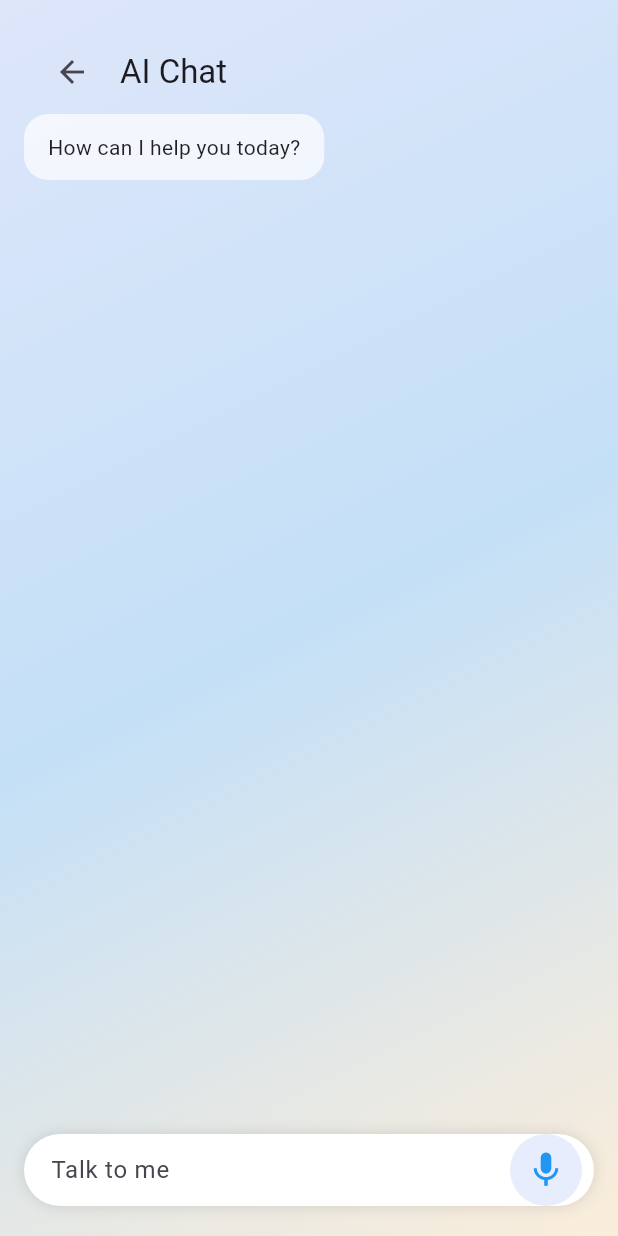
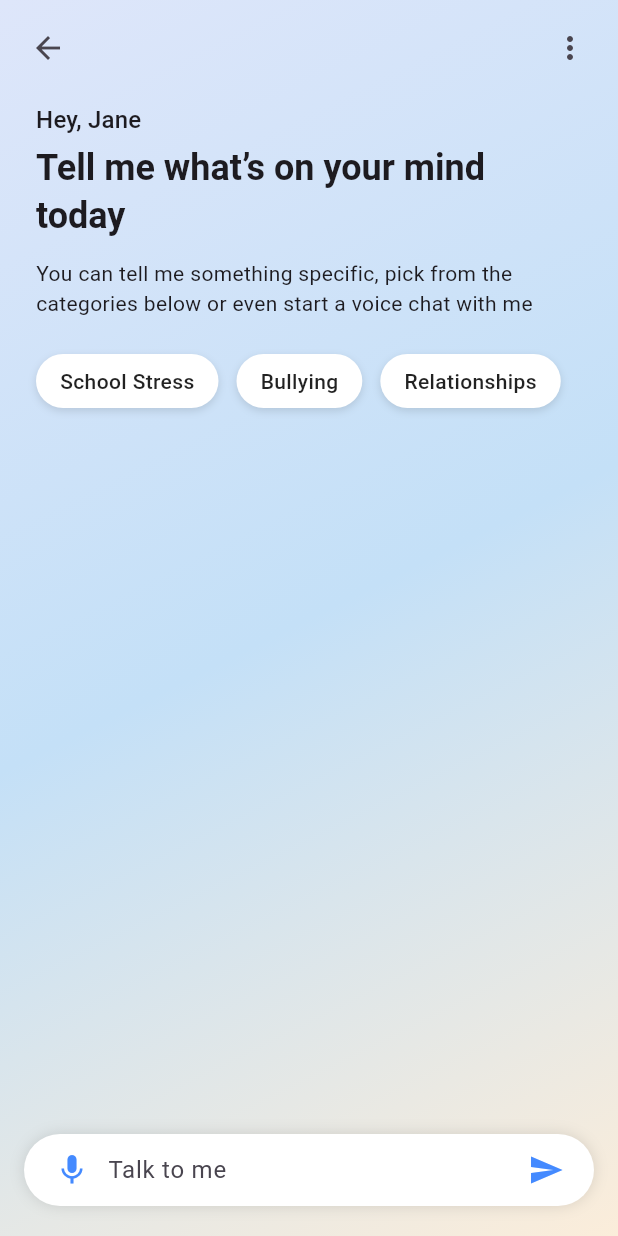
Before and after one commit to Korrachintu/slate_eraksha, a Flutter app: the AIChatScreen screen opened by its route, on a phone screen of 412 x 824 dp. Run offline on Flutter 3.47's test engine with Material 3 defaults, Android fonts, the phone set to English and light mode, and no system bars; our stand-ins replace camera, permission_handler; Roboto replaces fonts that are missing (Nunito).

Commit message:
er screen added

```diff
--- a/lib/features/chat/screens/ai_chat_screen.dart
+++ b/lib/features/chat/screens/ai_chat_screen.dart
@@ -3,8 +3,7 @@ import '../../../core/widgets/gradient_background.dart';
 
 class ChatMessage {
   final String text;
-  final bool isUser; // true=user, false=ai
-
+  final bool isUser;
   ChatMessage({required this.text, required this.isUser});
 }
 
@@ -15,14 +14,30 @@ class AIChatScreen extends StatefulWidget {
   State<AIChatScreen> createState() => _AIChatScreenState();
 }
 
-class _AIChatScreenState extends State<AIChatScreen> {
+class _AIChatScreenState extends State<AIChatScreen>
+    with SingleTickerProviderStateMixin {
   bool isFetchingAudio = false;
   bool isLoadingAI = false;
   final TextEditingController _controller = TextEditingController();
+  final List<ChatMessage> _messages = [];
 
-  final List<ChatMessage> _messages = [
-    ChatMessage(text: "How can I help you today?", isUser: false),
-  ];
+  late AnimationController _pulseController;
+
+  @override
+  void initState() {
+    super.initState();
+    _pulseController = AnimationController(
+      vsync: this,
+      duration: const Duration(seconds: 1),
+    )..repeat(reverse: true);
+  }
+
+  @override
+  void dispose() {
+    _pulseController.dispose();
+    _controller.dispose();
+    super.dispose();
+  }
 
   void sendUserMessage(String text) async {
     if (text.trim().isEmpty) return;
@@ -32,9 +47,9 @@ class _AIChatScreenState extends State<AIChatScreen> {
       _controller.clear();
     });
 
-    // ---- ready for backend: replace this delay with your network/backend call ----
+    //  Connect to your backend here for AI response
     await Future.delayed(const Duration(seconds: 1));
-    final aiReplyText = "AI response to: $text"; // Replace with real backend response
+    final aiReplyText = "AI response to: $text";
 
     setState(() {
       _messages.add(ChatMessage(text: aiReplyText, isUser: false));
@@ -44,12 +59,13 @@ class _AIChatScreenState extends State<AIChatScreen> {
 
   void onMicPressed() async {
     setState(() => isFetchingAudio = true);
-    // ---- Integrate your audio-to-text backend/service here ----
-    await Future.delayed(const Duration(seconds: 2));
+
+    // Connect to backend for speech-to-text streaming here
+    await Future.delayed(const Duration(seconds: 3));
+
     if (!mounted) return;
     setState(() => isFetchingAudio = false);
 
-    // Example: after "listening", we simulate received voice input:
     const simulatedVoiceMessage = "This is my problem via voice";
     sendUserMessage(simulatedVoiceMessage);
   }
@@ -61,31 +77,72 @@ class _AIChatScreenState extends State<AIChatScreen> {
       body: GradientBackground(
         child: SafeArea(
           child: Column(
+            crossAxisAlignment: CrossAxisAlignment.start,
             children: [
-              // Header
+              // Top bar
               Padding(
-                padding: const EdgeInsets.fromLTRB(24, 24, 24, 0),
+                padding: const EdgeInsets.fromLTRB(8, 8, 8, 0),
                 child: Row(
                   children: [
                     IconButton(
                       icon: const Icon(Icons.arrow_back),
                       onPressed: () => Navigator.of(context).pop(),
                     ),
-                    const SizedBox(width: 8),
-                    Text(
-                      "AI Chat",
-                      style: Theme.of(context).textTheme.titleLarge,
+                    const Spacer(),
+                    IconButton(
+                      icon: const Icon(Icons.more_vert),
+                      onPressed: () {},
                     ),
                   ],
                 ),
               ),
-              // Chat Messages List
+
+              // Greeting section
+              Padding(
+                padding: const EdgeInsets.fromLTRB(24, 12, 24, 0),
+                child: Column(
+                  crossAxisAlignment: CrossAxisAlignment.start,
+                  children: [
+                    Text("Hey, Jane",
+                        style: Theme.of(context)
+                            .textTheme
+                            .titleMedium
+                            ?.copyWith(fontWeight: FontWeight.w500)),
+                    const SizedBox(height: 4),
+                    Text("Tell me what’s on your mind today",
+                        style: Theme.of(context)
+                            .textTheme
+                            .headlineSmall
+                            ?.copyWith(fontWeight: FontWeight.bold)),
+                    const SizedBox(height: 12),
+                    Text(
+                      "You can tell me something specific, pick from the categories below or even start a voice chat with me",
+                      style: Theme.of(context)
+                          .textTheme
+                          .bodyMedium
+                          ?.copyWith(height: 1.4),
+                    ),
+                    const SizedBox(height: 24),
+                    Wrap(
+                      spacing: 12,
+                      runSpacing: 8,
+                      children: [
+                        _buildCategoryChip("School Stress"),
+                        _buildCategoryChip("Bullying"),
+                        _buildCategoryChip("Relationships"),
+                      ],
+                    ),
+                  ],
+                ),
+              ),
+
+              const SizedBox(height: 20),
+
+              // Chat messages
               Expanded(
-                child: Padding(
-                  padding: const EdgeInsets.symmetric(horizontal: 16), // chat bubble margins
                 child: ListView.builder(
+                  padding: const EdgeInsets.symmetric(horizontal: 16),
                   itemCount: _messages.length,
-                    reverse: false,
                   itemBuilder: (context, idx) {
                     final msg = _messages[idx];
                     return Align(
@@ -94,50 +151,78 @@ class _AIChatScreenState extends State<AIChatScreen> {
                           : Alignment.centerLeft,
                       child: Container(
                         margin: const EdgeInsets.symmetric(vertical: 4),
-                          padding: const EdgeInsets.symmetric(horizontal: 16, vertical: 12),
+                        padding: const EdgeInsets.symmetric(
+                            horizontal: 16, vertical: 12),
                         decoration: BoxDecoration(
                           color: msg.isUser
-                                ? Colors.blueAccent.withAlpha((0.1*255).round())
-                                : Colors.white.withAlpha((0.7*255).round()),
+                              ? Colors.blueAccent.withValues(alpha: 0.1)
+                              : Colors.white.withValues(alpha: 0.8),
                           borderRadius: BorderRadius.circular(16),
                         ),
-                          child: Text(msg.text,
+                        child: Text(
+                          msg.text,
                           style: TextStyle(
-                                color: msg.isUser ? Colors.blue[900] : Colors.black87,
-                              )),
+                            color: msg.isUser
+                                ? Colors.blue[900]
+                                : Colors.black87,
+                          ),
+                        ),
                       ),
                     );
                   },
                 ),
               ),
-              ),
+
               if (isLoadingAI)
                 const Padding(
                   padding: EdgeInsets.symmetric(vertical: 12),
                   child: CircularProgressIndicator(),
                 ),
+
+              // Mic pulse animation UI
               if (isFetchingAudio)
-                const Padding(
-                  padding: EdgeInsets.symmetric(vertical: 12),
+                Padding(
+                  padding: const EdgeInsets.symmetric(vertical: 24),
+                  child: Center(
                     child: Column(
                       children: [
-                      CircularProgressIndicator(),
-                      SizedBox(height: 8),
-                      Text("Listening..."),
+                        AnimatedBuilder(
+                          animation: _pulseController,
+                          builder: (context, child) {
+                            return Transform.scale(
+                              scale: 1 + (_pulseController.value * 0.2),
+                              child: Container(
+                                width: 80,
+                                height: 80,
+                                decoration: BoxDecoration(
+                                  shape: BoxShape.circle,
+                                  color: Colors.blueAccent.withValues(alpha: 0.3),
+                                ),
+                                child: const Icon(Icons.mic,
+                                    size: 40, color: Colors.blueAccent),
+                              ),
+                            );
+                          },
+                        ),
+                        const SizedBox(height: 12),
+                        const Text(
+                          "Listening...",
+                          style: TextStyle(
+                              fontSize: 16, fontWeight: FontWeight.w500),
+                        ),
                       ],
                     ),
                   ),
-              // Input
+                ),
+
+              // Chat input bar
               if (!isFetchingAudio)
                 SafeArea(
                   child: Padding(
-                    padding: const EdgeInsets.symmetric(horizontal: 16, vertical: 20),
-                    child: Row(
-                      children: [
-                        // The pill-shaped input bar
-                        Expanded(
+                    padding:
+                        const EdgeInsets.symmetric(horizontal: 16, vertical: 20),
                     child: Container(
-                            padding: const EdgeInsets.only(left: 18, right: 8),
+                      padding: const EdgeInsets.symmetric(horizontal: 8),
                       decoration: BoxDecoration(
                         color: Colors.white,
                         borderRadius: BorderRadius.circular(32),
@@ -150,6 +235,11 @@ class _AIChatScreenState extends State<AIChatScreen> {
                       ),
                       child: Row(
                         children: [
+                          IconButton(
+                            icon: const Icon(Icons.mic,
+                                color: Colors.blueAccent),
+                            onPressed: onMicPressed,
+                          ),
                           Expanded(
                             child: TextField(
                               controller: _controller,
@@ -161,25 +251,14 @@ class _AIChatScreenState extends State<AIChatScreen> {
                               onSubmitted: sendUserMessage,
                             ),
                           ),
-                                  // The mic button inside the text field (styled)
-                                   Container(
-                                     decoration: const BoxDecoration(
-                                       color: Color(0xFFE7EDFC),
-                                       shape: BoxShape.circle,
-                                     ),
-                                     child: IconButton(
-                                       icon: const Icon(Icons.mic, color: Colors.blue, size: 28),
-                                       onPressed: () {
-                                      // Navigate to your "voice chat" screen
-                                         Navigator.pushNamed(context, '/ai_voice_user');
-                                       },
-                                      ),
+                          IconButton(
+                            icon: const Icon(Icons.send,
+                                color: Colors.blueAccent),
+                            onPressed: () =>
+                                sendUserMessage(_controller.text),
                           ),
                         ],
                       ),
-                              ),
-                            ),
-                          ],
                     ),
                   ),
                 ),
@@ -189,4 +268,28 @@ class _AIChatScreenState extends State<AIChatScreen> {
       ),
     );
   }
+
+  Widget _buildCategoryChip(String label) {
+    return Container(
+      padding: const EdgeInsets.symmetric(horizontal: 16, vertical: 8),
+      decoration: BoxDecoration(
+        color: Colors.white,
+        borderRadius: BorderRadius.circular(24),
+        boxShadow: [
+          BoxShadow(
+            color: Colors.black12,
+            blurRadius: 4,
+            offset: const Offset(0, 2),
+          ),
+        ],
+      ),
+      child: Text(
+        label,
+        style: const TextStyle(
+          color: Colors.black87,
+          fontWeight: FontWeight.w500,
+        ),
+      ),
+    );
   }
+}
--- a/lib/main.dart
+++ b/lib/main.dart
@@ -18,7 +18,7 @@ class ERakshaApp extends StatelessWidget {
       themeMode: ThemeMode.system,
       debugShowCheckedModeBanner: false,
       onGenerateRoute: AppRouter.generateRoute,
-      initialRoute: '/onboarding',
+      initialRoute: '/home',
     );
   }
 }
--- /dev/null
+++ b/lib/models/emotion.dart
@@ -0,0 +1,6 @@
+class Emotion {
+  final String name;
+  final String emoji; // for easy mood illustration
+
+  Emotion({required this.name, required this.emoji});
+}
--- a/lib/routes/app_router.dart
+++ b/lib/routes/app_router.dart
@@ -1,4 +1,6 @@
 import 'package:e_raksha/features/chat/screens/ai_chat_screen.dart';
+import 'package:e_raksha/features/emotion_recognition/emotion_recognition_screen.dart';
+// import 'package:e_raksha/features/chat/screens/voice_chat_screen.dart';
 import 'package:e_raksha/features/onboarding/screens/about_yourself_screen.dart';
 import 'package:e_raksha/features/onboarding/screens/loading_screen.dart';
 import 'package:e_raksha/features/onboarding/screens/parental_code_screen.dart';
@@ -27,6 +29,10 @@ class AppRouter {
         return MaterialPageRoute(builder: (_) => const LoadingScreen());
       case '/ai_chat':
         return MaterialPageRoute(builder: (_) => const AIChatScreen());
+      case '/emotion_recognition':
+        return MaterialPageRoute(builder: (_) => const EmotionRecognitionScreen());
+      // case '/voiceChat':
+      //   return MaterialPageRoute(builder: (_) => const VoiceChatScreen());
        // ... other routes ...
       default:
         return MaterialPageRoute(builder: (_) => Scaffold(body: Center(child: Text('Page not found'))));
--- a/pubspec.yaml
+++ b/pubspec.yaml
@@ -49,6 +49,9 @@ dependencies:
 
   # Utility
   intl: ^0.19.0
+
+  #camera
+  camera: ^0.11.2
 
 dev_dependencies:
   flutter_test:
```
Also changed, not shown: lib/features/chat/screens/.voice_chat_screen.dart (added, +196 -0 lines), lib/features/emotion_recognition/emotion_recognition_screen.dart (added, +225 -0 lines), lib/features/emotion_recognition/emotion_result_screen.dart (added, +22 -0 lines), lib/features/emotion_recognition/widgets/mood_carousel.dart (added, +60 -0 lines), lib/features/home/screens/home_screen.dart (+6 -2 lines), pubspec.lock. Lines whose indentation alone changed are shown as unchanged.
